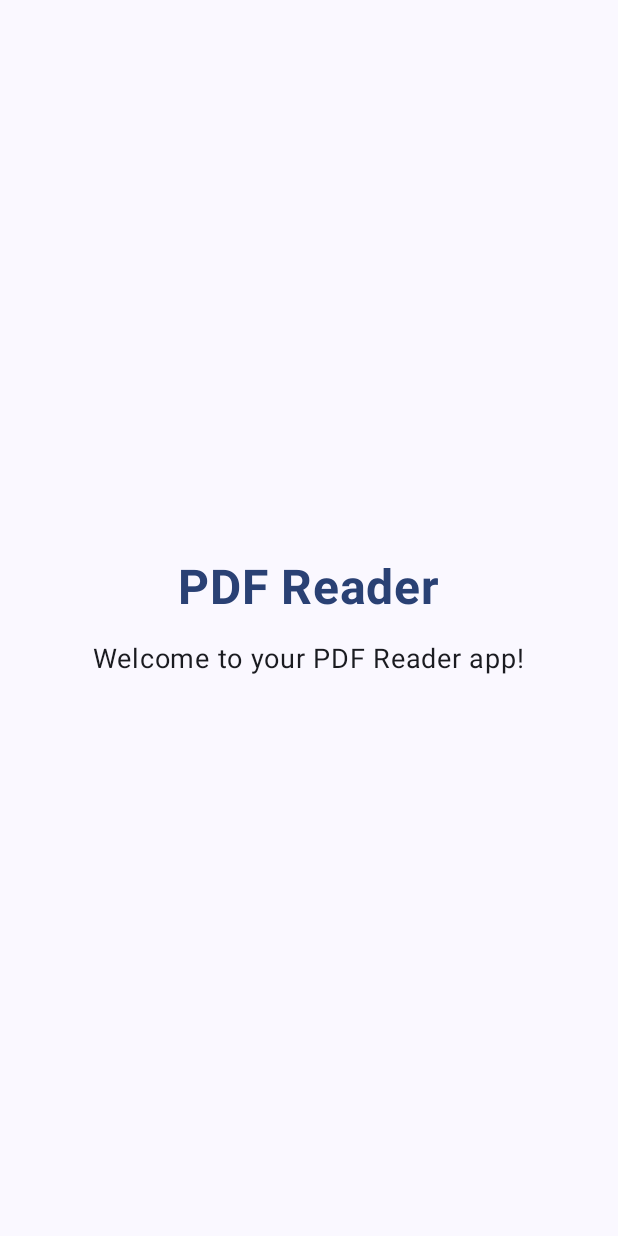
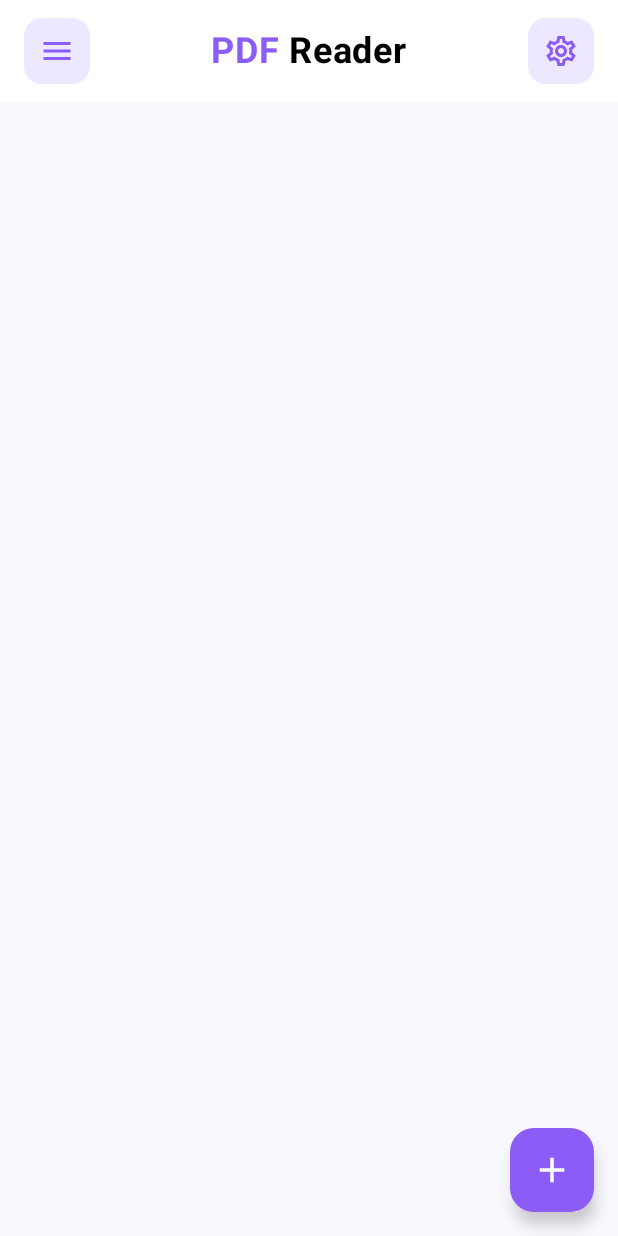
Before and after one commit to genxsolutions1/PDF-Reader---PDF-Converter, an Android app built with Jetpack Compose: the screen it shows after launch (MainActivity), after a tap on "Get Started", on a phone screen of 412 x 824 dp. Run offline under Robolectric (Android 15) with nearby library versions, the phone set to English and light mode, and no system bars.

Commit message:
UI structure completed

```diff
--- a/app/build.gradle.kts
+++ b/app/build.gradle.kts
@@ -49,6 +49,7 @@ dependencies {
     implementation(libs.androidx.ui.graphics)
     implementation(libs.androidx.ui.tooling.preview)
     implementation(libs.androidx.material3)
+    implementation(libs.androidx.material.icons.extended)
     testImplementation(libs.junit)
     androidTestImplementation(libs.androidx.junit)
     androidTestImplementation(libs.androidx.espresso.core)
--- a/app/src/main/java/com/genxsolutions/myapplication/ui/screens/home/HomeScreen.kt
+++ b/app/src/main/java/com/genxsolutions/myapplication/ui/screens/home/HomeScreen.kt
@@ -1,40 +1,119 @@
 package com.genxsolutions.myapplication.ui.screens.home
 
+import androidx.compose.foundation.background
+import androidx.compose.foundation.clickable
 import androidx.compose.foundation.layout.*
-import androidx.compose.material3.MaterialTheme
-import androidx.compose.material3.Scaffold
-import androidx.compose.material3.Text
-import androidx.compose.runtime.Composable
+import androidx.compose.foundation.shape.CircleShape
+import androidx.compose.foundation.shape.RoundedCornerShape
+import androidx.compose.material.icons.Icons
+import androidx.compose.material.icons.outlined.Add
+import androidx.compose.material.icons.outlined.Apps
+import androidx.compose.material.icons.outlined.Home
+import androidx.compose.material.icons.outlined.Menu
+import androidx.compose.material.icons.outlined.Settings
+import androidx.compose.material3.*
+import androidx.compose.runtime.*
 import androidx.compose.ui.Alignment
 import androidx.compose.ui.Modifier
+import androidx.compose.ui.draw.clip
+import androidx.compose.ui.graphics.Color
+import androidx.compose.ui.text.SpanStyle
+import androidx.compose.ui.text.buildAnnotatedString
 import androidx.compose.ui.text.font.FontWeight
+import androidx.compose.ui.text.withStyle
+import androidx.compose.ui.tooling.preview.Preview
 import androidx.compose.ui.unit.dp
 import androidx.compose.ui.unit.sp
+import androidx.compose.ui.zIndex
+import com.genxsolutions.myapplication.ui.theme.BottomBarBackground
+import com.genxsolutions.myapplication.ui.theme.BottomBarSelectedBg
+import com.genxsolutions.myapplication.ui.theme.HeaderIconBackground
+import com.genxsolutions.myapplication.ui.theme.PrimaryPurple
 
 @Composable
+@Preview(showBackground = true, showSystemUi = true)
 fun HomeScreen() {
-    Scaffold(modifier = Modifier.fillMaxSize()) { innerPadding ->
+
+    Scaffold(
+        modifier = Modifier.fillMaxSize(),
+        topBar = { HomeHeader() },
+        floatingActionButton = {
+            FloatingActionButton(
+                onClick = { /* TODO: action */ },
+                containerColor = PrimaryPurple,
+                contentColor = Color.White,
+                elevation = FloatingActionButtonDefaults.elevation(defaultElevation = 6.dp)
+            ) {
+                Icon(
+                    imageVector = Icons.Outlined.Add,
+                    contentDescription = "Add",
+                    modifier = Modifier.size(28.dp)
+                )
+            }
+        },
+        floatingActionButtonPosition = FabPosition.End
+    ) { innerPadding ->
+        // Content intentionally left minimal as per request
         Box(
             modifier = Modifier
                 .fillMaxSize()
-                .padding(innerPadding),
-            contentAlignment = Alignment.Center
+                .padding(innerPadding)
+        ) {}
+    }
+}
+
+@Composable
+private fun HomeHeader() {
+    Surface(color = Color.White) {
+        Row(
+            modifier = Modifier
+                .fillMaxWidth()
+                .statusBarsPadding()
+                .padding(horizontal = 16.dp, vertical = 12.dp),
+            verticalAlignment = Alignment.CenterVertically,
+            horizontalArrangement = Arrangement.SpaceBetween
         ) {
-            Column(
-                horizontalAlignment = Alignment.CenterHorizontally,
-                verticalArrangement = Arrangement.Center
+            // Leading squared icon
+            Box(
+                modifier = Modifier
+                    .size(44.dp)
+                    .clip(RoundedCornerShape(12.dp))
+                    .background(HeaderIconBackground),
+                contentAlignment = Alignment.Center
             ) {
-                Text(
-                    text = "PDF Reader",
-                    fontSize = 32.sp,
-                    fontWeight = FontWeight.Bold,
-                    color = MaterialTheme.colorScheme.primary
+                Icon(
+                    imageVector = Icons.Outlined.Menu,
+                    contentDescription = "Menu",
+                    tint = PrimaryPurple
                 )
-                Spacer(modifier = Modifier.height(16.dp))
-                Text(
-                    text = "Welcome to your PDF Reader app!",
-                    fontSize = 18.sp,
-                    color = MaterialTheme.colorScheme.onSurface
+            }
+
+            // Title: PDF Reader (PDF in purple)
+            Text(
+                text = buildAnnotatedString {
+                    withStyle(SpanStyle(color = PrimaryPurple, fontWeight = FontWeight.Bold)) {
+                        append("PDF ")
+                    }
+                    withStyle(SpanStyle(color = Color.Black, fontWeight = FontWeight.Bold)) {
+                        append("Reader")
+                    }
+                },
+                fontSize = 24.sp
+            )
+
+            // Settings square button
+            Box(
+                modifier = Modifier
+                    .size(44.dp)
+                    .clip(RoundedCornerShape(12.dp))
+                    .background(HeaderIconBackground)
+                    .clickable { /* TODO: open settings */ },
+                contentAlignment = Alignment.Center
+            ) {
+                Icon(
+                    imageVector = Icons.Outlined.Settings,
+                    contentDescription = "Settings",
+                    tint = PrimaryPurple
                 )
             }
         }
--- a/app/src/main/java/com/genxsolutions/myapplication/ui/theme/Color.kt
+++ b/app/src/main/java/com/genxsolutions/myapplication/ui/theme/Color.kt
@@ -15,3 +15,7 @@ val PrimaryPurple = Color(0xFF8B5CF6)
 val LightBlue = Color(0xFFE8F0FF)
 val BackgroundGradientStart = Color(0xFFF5F9FF)
 val BackgroundGradientEnd = Color(0xFFFFFFFF)
+// Surfaces and tints
+val BottomBarBackground = Color(0xFFF3E8FF)
+val BottomBarSelectedBg = Color(0xFFE9D7FF)
+val HeaderIconBackground = Color(0xFFEDE7FF)
--- a/gradle/libs.versions.toml
+++ b/gradle/libs.versions.toml
@@ -24,6 +24,7 @@ androidx-ui-tooling-preview = { group = "androidx.compose.ui", name = "ui-toolin
 androidx-ui-test-manifest = { group = "androidx.compose.ui", name = "ui-test-manifest" }
 androidx-ui-test-junit4 = { group = "androidx.compose.ui", name = "ui-test-junit4" }
 androidx-material3 = { group = "androidx.compose.material3", name = "material3" }
+androidx-material-icons-extended = { group = "androidx.compose.material", name = "material-icons-extended" }
 
 [plugins]
 android-application = { id = "com.android.application", version.ref = "agp" }
```
